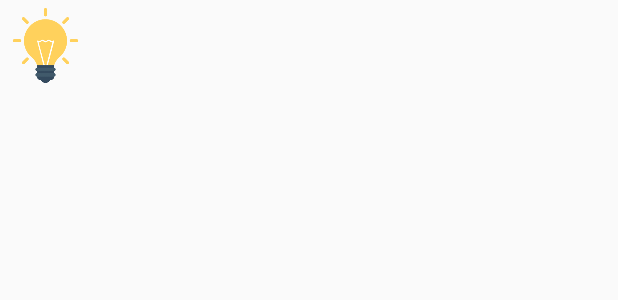
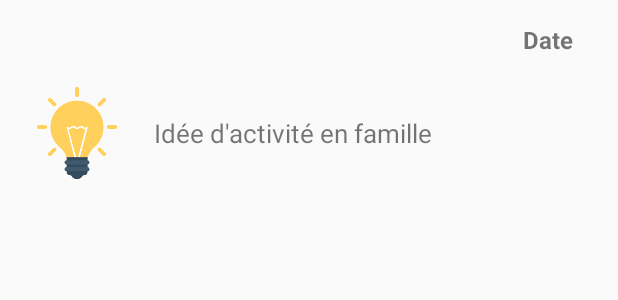
Before and after one commit to ongphil/justkidding_app, an Android app: the layout layout_image_text.xml on its own in the app's theme, with its tools: preview values and no code run, on a phone screen of 412 x 824 dp. Shown: the top 300 px of the screen. Run offline under Robolectric (Android 15) with nearby library versions, the phone set to English and light mode, and no system bars.

Commit message:
Historique des notifications OK et chargement des images dans l'historique des activités amélioré

```diff
--- a/app/src/main/res/layout/layout_image_text.xml
+++ b/app/src/main/res/layout/layout_image_text.xml
@@ -2,21 +2,44 @@
 <LinearLayout xmlns:android="http://schemas.android.com/apk/res/android"
     android:layout_width="fill_parent"
     android:layout_height="fill_parent"
-    android:orientation="horizontal" >
-    <ImageView
-        android:id="@+id/icon"
-        android:layout_width="50dp"
-        android:layout_height="50dp"
-        android:layout_marginBottom="5dp"
-        android:layout_marginLeft="5dp"
-        android:layout_marginRight="5dp"
-        android:layout_marginTop="5dp"
-        android:src="@drawable/idea" />
+    android:orientation="vertical">
+
     <TextView
-        android:id="@+id/ItemNotification"
-        android:layout_width="wrap_content"
+        android:id="@+id/tv_notif_date"
+        android:layout_width="match_parent"
         android:layout_height="wrap_content"
-        android:textSize="20sp"
-        android:paddingTop="5dp"/>
+        android:gravity="right|center_vertical"
+        android:paddingTop="15dp"
+        android:paddingEnd="30dp"
+        android:text="Date"
+        android:textSize="16sp"
+        android:textStyle="bold" />
+
+    <LinearLayout
+        android:layout_width="match_parent"
+        android:layout_height="wrap_content"
+        android:orientation="horizontal"
+        android:paddingBottom="15dp">
+
+        <ImageView
+            android:id="@+id/iv_notif_icon"
+            android:layout_width="0dp"
+            android:layout_height="wrap_content"
+            android:layout_gravity="center_vertical"
+            android:layout_weight="2"
+            android:adjustViewBounds="true"
+            android:scaleX="0.6"
+            android:scaleY="0.6"
+            android:src="@drawable/idea" />
+
+        <TextView
+            android:id="@+id/tv_notif_text"
+            android:layout_width="0dp"
+            android:layout_height="wrap_content"
+            android:layout_gravity="center_vertical"
+            android:layout_weight="6"
+            android:text="Idée d'activité en famille"
+            android:textSize="17sp" />
+    </LinearLayout>
 
 </LinearLayout>
```
Also changed, not shown: app/src/main/java/justkidding/justkidding/AdvicesFragment.java (+15 -13 lines), app/src/main/java/justkidding/justkidding/HistoryFragment.java (+10 -4 lines), app/src/main/java/justkidding/justkidding/NotificationAdapter.java (added, +52 -0 lines), app/src/main/java/justkidding/justkidding/NotificationClass.java (added, +38 -0 lines), app/src/main/res/drawable-v24/icon_animaux.png (added), app/src/main/res/drawable-v24/icon_chevaliers.png (added).
